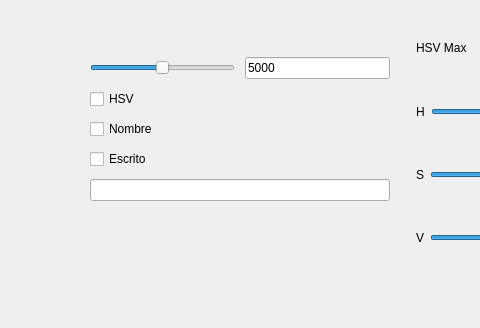
Qt form MainWindow.ui (AlbertoNM/color_detection_PyQt) before a commit; both pictures show x 595 to 1075 and y 272 to 600 of the 1300 by 600 pixel window.
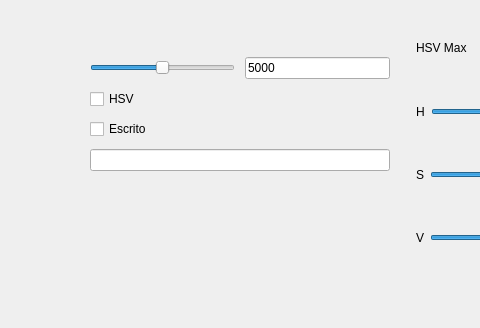
The same form after that commit.

Commit message: Checkbox completamente funcionales

```diff
--- a/MainWindow.ui
+++ b/MainWindow.ui
@@ -177,18 +177,20 @@
           </property>
          </widget>
         </item>
-        <item>
-         <widget class="QCheckBox" name="name_checkBox">
-          <property name="text">
-           <string>Nombre</string>
-          </property>
-         </widget>
-        </item>
         <item>
          <widget class="QCheckBox" name="type_checkBox">
           <property name="text">
            <string>Escrito</string>
           </property>
+          <property name="checked">
+           <bool>false</bool>
+          </property>
+          <property name="autoRepeat">
+           <bool>false</bool>
+          </property>
+          <property name="tristate">
+           <bool>false</bool>
+          </property>
          </widget>
         </item>
         <item>
```
The commit also changes 3 other files.
